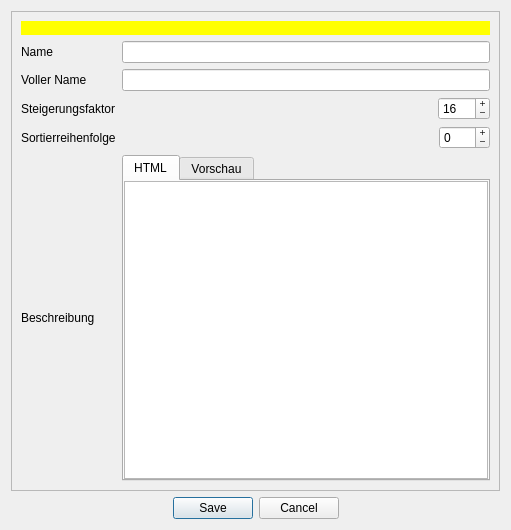
Old version of the form designer/DatenbankEditAttribut.ui in the repository Aeolitus/Sephrasto.
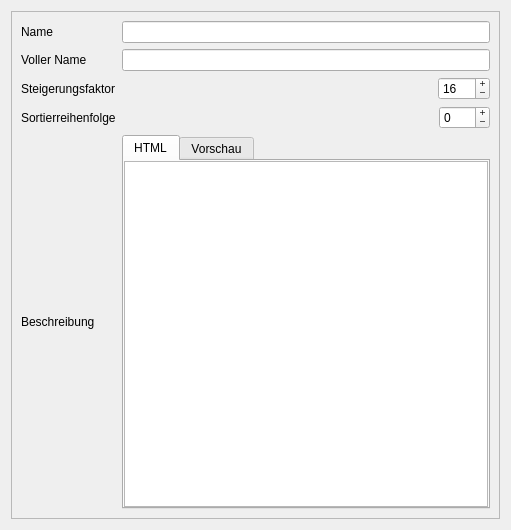
New version of the form.

```diff
--- a/designer/DatenbankEditAttribut.ui
+++ b/designer/DatenbankEditAttribut.ui
@@ -1,10 +1,7 @@
 <?xml version="1.0" encoding="UTF-8"?>
 <ui version="4.0">
  <class>dialog</class>
- <widget class="QDialog" name="dialog">
-  <property name="windowModality">
-   <enum>Qt::ApplicationModal</enum>
-  </property>
+ <widget class="QWidget" name="dialog">
   <property name="geometry">
    <rect>
     <x>0</x>
@@ -16,21 +13,8 @@
   <property name="windowTitle">
    <string>Sephrasto - Attribut bearbeiten...</string>
   </property>
-  <layout class="QGridLayout" name="gridLayout_2">
-   <item row="1" column="0">
-    <widget class="QDialogButtonBox" name="buttonBox">
-     <property name="orientation">
-      <enum>Qt::Horizontal</enum>
-     </property>
-     <property name="standardButtons">
-      <set>QDialogButtonBox::Cancel|QDialogButtonBox::Save</set>
-     </property>
-     <property name="centerButtons">
-      <bool>true</bool>
-     </property>
-    </widget>
-   </item>
-   <item row="0" column="0">
+  <layout class="QVBoxLayout" name="verticalLayout_3">
+   <item>
     <widget class="QScrollArea" name="scrollArea">
      <property name="widgetResizable">
       <bool>true</bool>
@@ -40,125 +24,19 @@
        <rect>
         <x>0</x>
         <y>0</y>
-        <width>491</width>
-        <height>481</height>
+        <width>487</width>
+        <height>506</height>
        </rect>
       </property>
       <layout class="QGridLayout" name="gridLayout">
-       <item row="1" column="0">
-        <widget class="QLabel" name="label">
-         <property name="text">
-          <string>Name</string>
-         </property>
-        </widget>
-       </item>
-       <item row="1" column="1">
-        <widget class="QLineEdit" name="leName"/>
-       </item>
-       <item row="2" column="0">
-        <widget class="QLabel" name="label_2">
-         <property name="text">
-          <string>Voller Name</string>
-         </property>
-        </widget>
-       </item>
-       <item row="2" column="1">
-        <widget class="QLineEdit" name="leAnzeigeName"/>
-       </item>
-       <item row="3" column="0">
-        <widget class="QLabel" name="label_3">
-         <property name="text">
-          <string>Steigerungsfaktor</string>
-         </property>
-        </widget>
-       </item>
-       <item row="3" column="1">
-        <layout class="QHBoxLayout" name="horizontalLayout">
-         <item>
-          <spacer name="horizontalSpacer">
-           <property name="orientation">
-            <enum>Qt::Horizontal</enum>
-           </property>
-           <property name="sizeHint" stdset="0">
-            <size>
-             <width>40</width>
-             <height>20</height>
-            </size>
-           </property>
-          </spacer>
-         </item>
-         <item>
-          <widget class="QSpinBox" name="spinSF">
-           <property name="minimumSize">
-            <size>
-             <width>52</width>
-             <height>0</height>
-            </size>
-           </property>
-           <property name="buttonSymbols">
-            <enum>QAbstractSpinBox::PlusMinus</enum>
-           </property>
-           <property name="minimum">
-            <number>1</number>
-           </property>
-           <property name="maximum">
-            <number>999</number>
-           </property>
-           <property name="value">
-            <number>16</number>
-           </property>
-          </widget>
-         </item>
-        </layout>
-       </item>
        <item row="4" column="0">
-        <widget class="QLabel" name="label_4">
-         <property name="text">
-          <string>Sortierreihenfolge</string>
-         </property>
-        </widget>
-       </item>
-       <item row="4" column="1">
-        <layout class="QHBoxLayout" name="horizontalLayout_2">
-         <item>
-          <spacer name="horizontalSpacer_2">
-           <property name="orientation">
-            <enum>Qt::Horizontal</enum>
-           </property>
-           <property name="sizeHint" stdset="0">
-            <size>
-             <width>40</width>
-             <height>20</height>
-            </size>
-           </property>
-          </spacer>
-         </item>
-         <item>
-          <widget class="QSpinBox" name="spinSortOrder">
-           <property name="toolTip">
-            <string>&lt;html&gt;&lt;head/&gt;&lt;body&gt;&lt;p&gt;Die Reihenfolge, in der der Wert im Charaktereditor aufgeführt werden soll.&lt;/p&gt;&lt;/body&gt;&lt;/html&gt;</string>
-           </property>
-           <property name="buttonSymbols">
-            <enum>QAbstractSpinBox::PlusMinus</enum>
-           </property>
-           <property name="minimum">
-            <number>-999</number>
-           </property>
-           <property name="maximum">
-            <number>999</number>
-           </property>
-          </widget>
-         </item>
-        </layout>
-       </item>
-       <item row="5" column="0">
         <widget class="QLabel" name="label_5">
          <property name="text">
           <string>Beschreibung</string>
          </property>
         </widget>
        </item>
-       <item row="5" column="1">
+       <item row="4" column="1">
         <widget class="QTabWidget" name="tabWidget">
          <property name="currentIndex">
           <number>0</number>
@@ -219,22 +97,112 @@
          </widget>
         </widget>
        </item>
-       <item row="0" column="0" colspan="2">
-        <widget class="QLabel" name="warning">
-         <property name="visible">
-          <bool>true</bool>
+       <item row="1" column="0">
+        <widget class="QLabel" name="label_2">
+         <property name="text">
+          <string>Voller Name</string>
          </property>
-         <property name="styleSheet">
-          <string notr="true">background-color: rgb(255, 255, 0); color: black;</string>
+        </widget>
+       </item>
+       <item row="0" column="0">
+        <widget class="QLabel" name="label">
+         <property name="text">
+          <string>Name</string>
          </property>
+        </widget>
+       </item>
+       <item row="0" column="1">
+        <widget class="QLineEdit" name="leName"/>
+       </item>
+       <item row="2" column="0">
+        <widget class="QLabel" name="label_3">
          <property name="text">
-          <string/>
+          <string>Steigerungsfaktor</string>
          </property>
-         <property name="wordWrap">
-          <bool>true</bool>
+        </widget>
+       </item>
+       <item row="3" column="1">
+        <layout class="QHBoxLayout" name="horizontalLayout_2">
+         <item>
+          <spacer name="horizontalSpacer_2">
+           <property name="orientation">
+            <enum>Qt::Horizontal</enum>
+           </property>
+           <property name="sizeHint" stdset="0">
+            <size>
+             <width>40</width>
+             <height>20</height>
+            </size>
+           </property>
+          </spacer>
+         </item>
+         <item>
+          <widget class="QSpinBox" name="spinSortOrder">
+           <property name="toolTip">
+            <string>&lt;html&gt;&lt;head/&gt;&lt;body&gt;&lt;p&gt;Die Reihenfolge, in der der Wert im Charaktereditor aufgeführt werden soll.&lt;/p&gt;&lt;/body&gt;&lt;/html&gt;</string>
+           </property>
+           <property name="buttonSymbols">
+            <enum>QAbstractSpinBox::PlusMinus</enum>
+           </property>
+           <property name="minimum">
+            <number>-999</number>
+           </property>
+           <property name="maximum">
+            <number>999</number>
+           </property>
+          </widget>
+         </item>
+        </layout>
+       </item>
+       <item row="3" column="0">
+        <widget class="QLabel" name="label_4">
+         <property name="text">
+          <string>Sortierreihenfolge</string>
          </property>
         </widget>
        </item>
+       <item row="2" column="1">
+        <layout class="QHBoxLayout" name="horizontalLayout">
+         <item>
+          <spacer name="horizontalSpacer">
+           <property name="orientation">
+            <enum>Qt::Horizontal</enum>
+           </property>
+           <property name="sizeHint" stdset="0">
+            <size>
+             <width>40</width>
+             <height>20</height>
+            </size>
+           </property>
+          </spacer>
+         </item>
+         <item>
+          <widget class="QSpinBox" name="spinSF">
+           <property name="minimumSize">
+            <size>
+             <width>52</width>
+             <height>0</height>
+            </size>
+           </property>
+           <property name="buttonSymbols">
+            <enum>QAbstractSpinBox::PlusMinus</enum>
+           </property>
+           <property name="minimum">
+            <number>1</number>
+           </property>
+           <property name="maximum">
+            <number>999</number>
+           </property>
+           <property name="value">
+            <number>16</number>
+           </property>
+          </widget>
+         </item>
+        </layout>
+       </item>
+       <item row="1" column="1">
+        <widget class="QLineEdit" name="leAnzeigeName"/>
+       </item>
       </layout>
      </widget>
     </widget>
```
Left out of the diff: 35 changed lines with no effect on the pictures.
